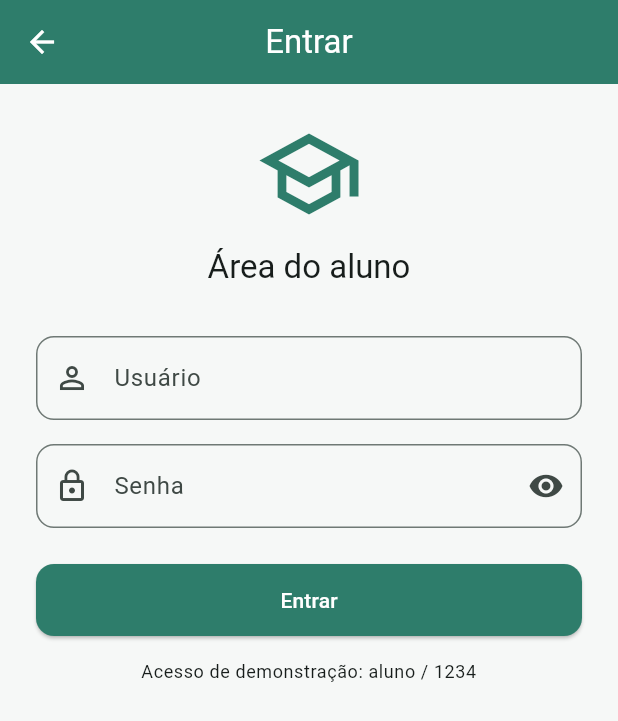
After one commit to ricardo-rals/fluentpath, a Flutter app: the screen it shows after launch, after a tap on the "login" icon, on a phone screen of 412 x 824 dp. The commit adds this screen. Shown: the top 721 px of the screen. Run offline on Flutter 3.47's test engine with Material 3 defaults, Android fonts, the phone set to English and light mode, and no system bars; accounts and stored records are empty.

Commit message:
feat: adiciona login, logoff e proteção das telas logadas

```diff
--- a/lib/data/servico_dados.dart
+++ b/lib/data/servico_dados.dart
@@ -8,6 +8,10 @@ import '../models/dica.dart';
 import '../models/usuario.dart';
 
 class ServicoDados extends ChangeNotifier {
+  static const _usuarioValido = 'aluno';
+
+  static const _senhaValida = '1234';
+
   Usuario? _usuario;
 
   Usuario? get usuario => _usuario;
@@ -24,6 +28,16 @@ class ServicoDados extends ChangeNotifier {
     final lista = await _lerLista('assets/data/aulas.json');
 
     return lista.map((json) => Aula.fromJson(json)).toList();
+  }
+
+  bool autenticar(String usuario, String senha) {
+    if (usuario != _usuarioValido || senha != _senhaValida) {
+      return false;
+    }
+
+    login(Usuario(nome: usuario));
+
+    return true;
   }
 
   void login(Usuario usuario) {
--- a/lib/rotas.dart
+++ b/lib/rotas.dart
@@ -2,6 +2,7 @@ import 'package:flutter/material.dart';
 
 import 'screens/tela_detalhe_dica.dart';
 import 'screens/tela_dicas.dart';
+import 'screens/tela_login.dart';
 
 class Rotas {
   static const dicas = '/';
@@ -17,5 +18,6 @@ class Rotas {
   static Map<String, WidgetBuilder> get mapa => {
         dicas: (_) => const TelaDicas(),
         detalheDica: (_) => const TelaDetalheDica(),
+        login: (_) => const TelaLogin(),
       };
 }
--- a/lib/screens/tela_dicas.dart
+++ b/lib/screens/tela_dicas.dart
@@ -4,6 +4,7 @@ import 'package:provider/provider.dart';
 import '../data/servico_dados.dart';
 import '../models/dica.dart';
 import '../rotas.dart';
+import '../widgets/botao_sair.dart';
 import '../widgets/card_dica.dart';
 
 class TelaDicas extends StatefulWidget {
@@ -26,7 +27,10 @@ class _TelaDicasState extends State<TelaDicas> {
   @override
   Widget build(BuildContext context) {
     return Scaffold(
-      appBar: AppBar(title: const Text('Dicas')),
+      appBar: AppBar(
+        title: const Text('Dicas'),
+        actions: const [_AcaoSessao()],
+      ),
       body: FutureBuilder<List<Dica>>(
         future: _dicas,
         builder: (context, snapshot) {
@@ -37,7 +41,7 @@ class _TelaDicasState extends State<TelaDicas> {
           if (snapshot.hasError) {
             return const _Aviso(
               icone: Icons.error_outline,
-              texto: 'Nao foi possivel carregar as dicas',
+              texto: 'Não foi possível carregar as dicas',
             );
           }
 
@@ -64,6 +68,31 @@ class _TelaDicasState extends State<TelaDicas> {
           );
         },
       ),
+    );
+  }
+}
+
+class _AcaoSessao extends StatelessWidget {
+  const _AcaoSessao();
+
+  @override
+  Widget build(BuildContext context) {
+    final servico = context.watch<ServicoDados>();
+
+    if (servico.logado) {
+      return Row(
+        mainAxisSize: MainAxisSize.min,
+        children: [
+          Text('Olá, ${servico.usuario!.nome}'),
+          const BotaoSair(),
+        ],
+      );
+    }
+
+    return IconButton(
+      icon: const Icon(Icons.login),
+      tooltip: 'Entrar',
+      onPressed: () => Navigator.pushNamed(context, Rotas.login),
     );
   }
 }
--- /dev/null
+++ b/lib/screens/tela_login.dart
@@ -0,0 +1,103 @@
+import 'package:flutter/material.dart';
+import 'package:provider/provider.dart';
+
+import '../data/servico_dados.dart';
+
+class TelaLogin extends StatefulWidget {
+  const TelaLogin({super.key});
+
+  @override
+  State<TelaLogin> createState() => _TelaLoginState();
+}
+
+class _TelaLoginState extends State<TelaLogin> {
+  final _usuario = TextEditingController();
+
+  final _senha = TextEditingController();
+
+  bool _senhaVisivel = false;
+
+  @override
+  void dispose() {
+    _usuario.dispose();
+
+    _senha.dispose();
+
+    super.dispose();
+  }
+
+  void _entrar() {
+    final servico = context.read<ServicoDados>();
+
+    final autenticado = servico.autenticar(_usuario.text.trim(), _senha.text);
+
+    if (!autenticado) {
+      ScaffoldMessenger.of(context)
+        ..hideCurrentSnackBar()
+        ..showSnackBar(
+          const SnackBar(content: Text('Usuário ou senha inválidos')),
+        );
+
+      return;
+    }
+
+    Navigator.pop(context);
+  }
+
+  @override
+  Widget build(BuildContext context) {
+    final tema = Theme.of(context);
+
+    return Scaffold(
+      appBar: AppBar(title: const Text('Entrar')),
+      body: ListView(
+        padding: const EdgeInsets.all(24),
+        children: [
+          Icon(Icons.school_outlined, size: 72, color: tema.colorScheme.primary),
+          const SizedBox(height: 12),
+          Text(
+            'Área do aluno',
+            style: tema.textTheme.titleLarge,
+            textAlign: TextAlign.center,
+          ),
+          const SizedBox(height: 32),
+          TextField(
+            controller: _usuario,
+            textInputAction: TextInputAction.next,
+            decoration: const InputDecoration(
+              labelText: 'Usuário',
+              prefixIcon: Icon(Icons.person_outline),
+            ),
+          ),
+          const SizedBox(height: 16),
+          TextField(
+            controller: _senha,
+            obscureText: !_senhaVisivel,
+            onSubmitted: (_) => _entrar(),
+            decoration: InputDecoration(
+              labelText: 'Senha',
+              prefixIcon: const Icon(Icons.lock_outline),
+              suffixIcon: IconButton(
+                icon: Icon(
+                  _senhaVisivel ? Icons.visibility_off : Icons.visibility,
+                ),
+                onPressed: () => setState(() => _senhaVisivel = !_senhaVisivel),
+              ),
+            ),
+          ),
+          const SizedBox(height: 24),
+          ElevatedButton(
+            onPressed: _entrar,
+            child: const Text('Entrar'),
+          ),
+          const SizedBox(height: 16),
+          Text(
+            'Acesso de demonstração: aluno / 1234',
+            style: tema.textTheme.bodySmall,
+            textAlign: TextAlign.center,
+          ),
+        ],
+      ),
+    );
+  }
+}
```
Also changed, not shown: lib/widgets/acesso_protegido.dart (added, +55 -0 lines), lib/widgets/botao_sair.dart (added, +32 -0 lines), 2 other files.
